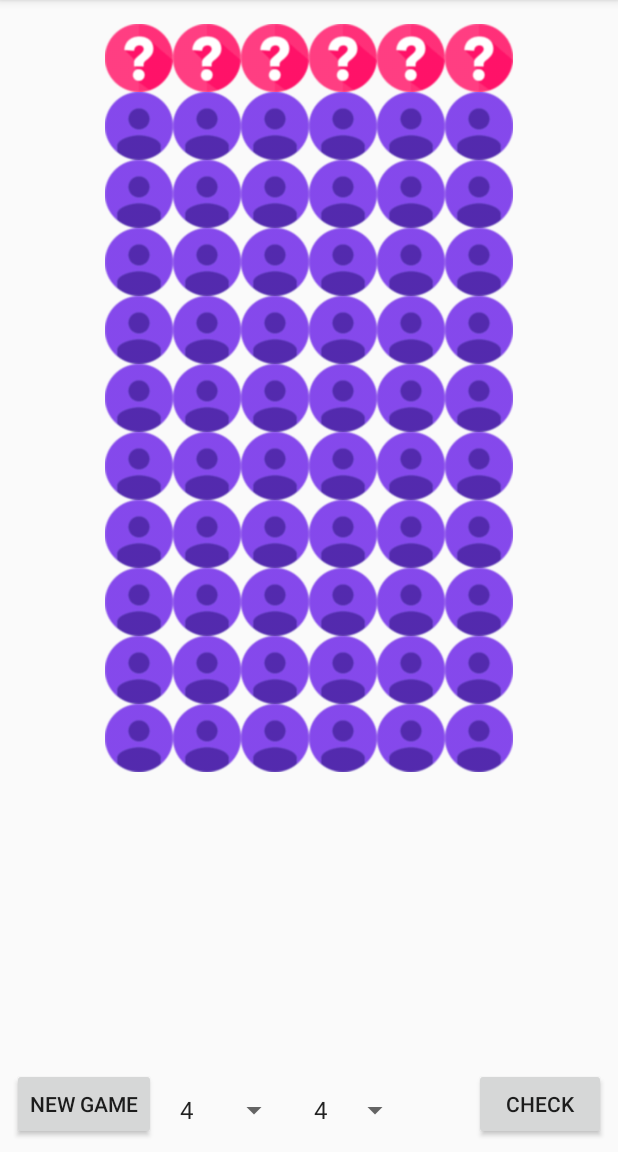
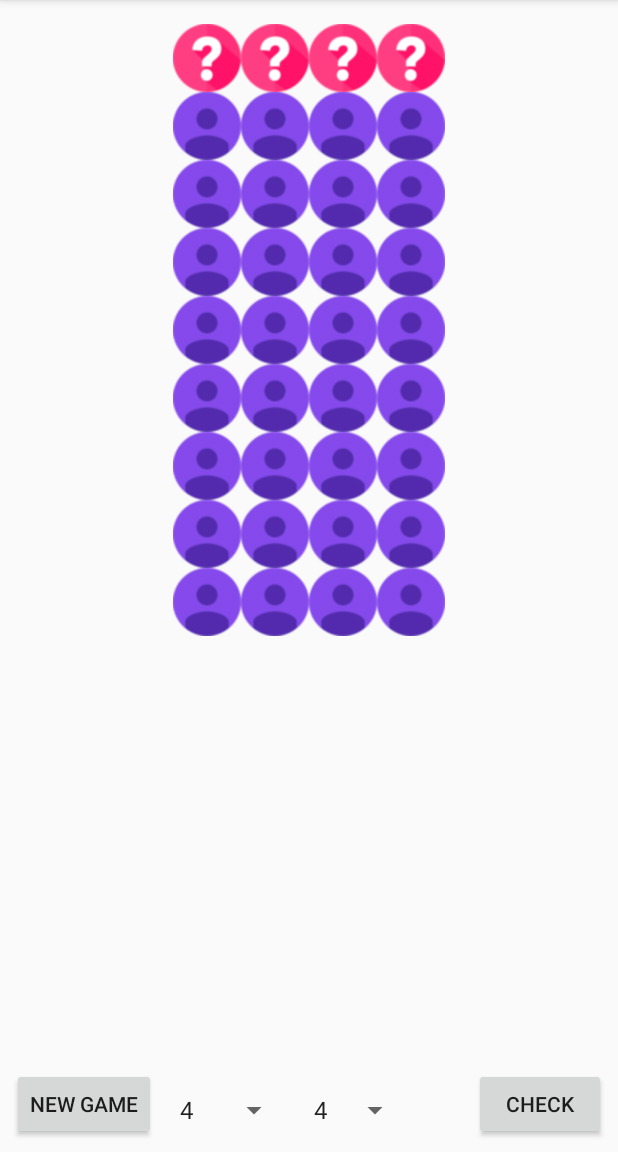
Before and after one commit to vangyyy/mastermind-android, an Android app: the screen it shows after launch (MainActivity), on a phone screen of 412 x 824 dp, the part 84-1236 px from its top. Run offline under Robolectric (Android 15) with nearby library versions, the phone set to English and light mode, and no system bars.

Commit message:
Updated project Migrated to AndroidX

```diff
--- a/app/src/main/AndroidManifest.xml
+++ b/app/src/main/AndroidManifest.xml
@@ -3,14 +3,16 @@
     package="com.vangor.mastermind">
 
     <application
-        android:allowBackup="true"
         android:icon="@mipmap/ic_launcher"
         android:label="@string/app_name"
         android:supportsRtl="true"
-        android:theme="@style/AppTheme">
+        android:theme="@style/AppTheme"
+        android:allowBackup="true"
+        android:fullBackupContent="true">
         <activity android:name=".MainActivity">
             <intent-filter>
                 <action android:name="android.intent.action.MAIN" />
+                <action android:name="android.intent.action.VIEW" />
 
                 <category android:name="android.intent.category.LAUNCHER" />
             </intent-filter>
--- a/app/src/main/java/com/vangor/mastermind/MainActivity.java
+++ b/app/src/main/java/com/vangor/mastermind/MainActivity.java
@@ -1,8 +1,5 @@
 package com.vangor.mastermind;
 
-import android.graphics.Bitmap;
-import android.graphics.drawable.BitmapDrawable;
-import android.support.v7.app.AppCompatActivity;
 import android.os.Bundle;
 import android.util.DisplayMetrics;
 import android.util.Log;
@@ -16,6 +13,8 @@ import android.widget.TableLayout;
 import android.widget.TableRow;
 import android.widget.Toast;
 
+import androidx.appcompat.app.AppCompatActivity;
+
 import com.vangor.mastermind.game.core.Ball;
 import com.vangor.mastermind.game.core.BallColor;
 import com.vangor.mastermind.game.core.Field;
@@ -23,11 +22,10 @@ import com.vangor.mastermind.game.core.GameState;
 
 public class MainActivity extends AppCompatActivity {
 
-    //TODO: inicializacia pola s [8,4]
-    private Field field = new Field(10, 6, false);
+	private Field field = new Field(8, 4, false);
 	private int rows = field.getRowCount();
 	private int cols = field.getColCount();
-    private ImageButton buttons[][] = new ImageButton[rows][cols];
+	private ImageButton[][] buttons = new ImageButton[rows][cols];
 
 	private Button btnNewGame;
 	private Button btnCheck;
@@ -43,16 +41,16 @@ public class MainActivity extends AppCompatActivity {
 
 		logging();
 
-        btnNewGame = (Button) findViewById(R.id.buttonNewGame);
-        btnCheck = (Button) findViewById(R.id.buttonCheck);
+		btnNewGame = findViewById(R.id.buttonNewGame);
+		btnCheck = findViewById(R.id.buttonCheck);
 
-        rowSpinner = (Spinner) findViewById(R.id.spinnerRow);
+		rowSpinner = findViewById(R.id.spinnerRow);
 		rowAdapter = ArrayAdapter.createFromResource(this,
 				R.array.rows_array, android.R.layout.simple_spinner_item);
 		rowAdapter.setDropDownViewResource(android.R.layout.simple_spinner_dropdown_item);
 		rowSpinner.setAdapter(rowAdapter);
 
-        columnSpinner = (Spinner) findViewById(R.id.spinnerColumn);
+		columnSpinner = findViewById(R.id.spinnerColumn);
 		columnAdapter = ArrayAdapter.createFromResource(this,
 				R.array.cols_array, android.R.layout.simple_spinner_item);
 		columnAdapter.setDropDownViewResource(android.R.layout.simple_spinner_dropdown_item);
@@ -93,7 +91,7 @@ public class MainActivity extends AppCompatActivity {
 	}
 
 	private void populateButtons() {
-        TableLayout table = (TableLayout) findViewById(R.id.tableForButtons);
+		TableLayout table = findViewById(R.id.tableForButtons);
 		table.removeAllViews();
 		for (int row = 0; row < rows; row++) {
 			//Create new tableRow
@@ -166,10 +164,8 @@ public class MainActivity extends AppCompatActivity {
 		getWindowManager().getDefaultDisplay().getMetrics(display);
 		int screenWidth = display.widthPixels;
 		int screenHeight = display.heightPixels;
-        int rows = screenHeight;
-        int cols = screenWidth;
 		DisplayMetrics metrics = getResources().getDisplayMetrics();
-        int densityDpi = (int)(metrics.density * 160f);
-        Log.d("screenSize", "Height: " + screenHeight + " ,width: " + screenWidth + " " + rows + " " + cols + " " + densityDpi);
+		int densityDpi = (int) (metrics.density * 160f);
+		Log.d("screenSize", "Height: " + screenHeight + " ,width: " + screenWidth + " " + screenHeight + " " + screenWidth + " " + densityDpi);
 	}
 }
--- a/app/src/main/res/layout/activity_main.xml
+++ b/app/src/main/res/layout/activity_main.xml
@@ -1,66 +1,65 @@
 <?xml version="1.0" encoding="utf-8"?>
-<android.support.constraint.ConstraintLayout xmlns:android="http://schemas.android.com/apk/res/android"
+<androidx.constraintlayout.widget.ConstraintLayout xmlns:android="http://schemas.android.com/apk/res/android"
     xmlns:app="http://schemas.android.com/apk/res-auto"
     xmlns:tools="http://schemas.android.com/tools"
+    android:id="@+id/mainLayout"
     android:layout_width="match_parent"
     android:layout_height="match_parent"
-    tools:context="com.vangor.mastermind.MainActivity"
-    android:id="@+id/mainLayout">
+    tools:context="com.vangor.mastermind.MainActivity">
 
     <Button
         android:id="@+id/buttonNewGame"
         android:layout_width="wrap_content"
         android:layout_height="wrap_content"
+        android:layout_marginStart="8dp"
+        android:layout_marginBottom="8dp"
         android:text="@string/new_game"
         app:layout_constraintBottom_toBottomOf="parent"
-        app:layout_constraintLeft_toLeftOf="parent"
-        android:layout_marginBottom="8dp"
-        android:layout_marginStart="8dp"/>
+        app:layout_constraintLeft_toLeftOf="parent" />
 
     <Button
         android:id="@+id/buttonCheck"
         android:layout_width="wrap_content"
         android:layout_height="wrap_content"
+        android:layout_marginEnd="8dp"
+        android:layout_marginBottom="8dp"
         android:text="@string/check"
-        app:layout_constraintRight_toRightOf="parent"
         app:layout_constraintBottom_toBottomOf="parent"
-        android:layout_marginBottom="8dp"
-        android:layout_marginEnd="8dp"/>
+        app:layout_constraintRight_toRightOf="parent" />
 
     <Spinner
         android:id="@+id/spinnerRow"
         android:layout_width="wrap_content"
         android:layout_height="wrap_content"
-        app:layout_constraintLeft_toRightOf="@+id/buttonNewGame"
+        android:layout_marginStart="8dp"
+        android:layout_marginEnd="24dp"
+        android:layout_marginBottom="16dp"
         app:layout_constraintBottom_toBottomOf="parent"
-        android:layout_marginStart="8dp"
-        android:layout_marginBottom="16dp"
-        android:layout_marginEnd="24dp"/>
+        app:layout_constraintLeft_toRightOf="@+id/buttonNewGame" />
 
     <Spinner
         android:id="@+id/spinnerColumn"
         android:layout_width="wrap_content"
         android:layout_height="wrap_content"
-        app:layout_constraintBottom_toBottomOf="parent"
+        android:layout_marginStart="8dp"
         android:layout_marginEnd="8dp"
         android:layout_marginBottom="16dp"
-        app:layout_constraintLeft_toRightOf="@+id/spinnerRow"
-        android:layout_marginStart="8dp"/>
+        app:layout_constraintBottom_toBottomOf="parent"
+        app:layout_constraintLeft_toRightOf="@+id/spinnerRow" />
 
     <TableLayout
         android:id="@+id/tableForButtons"
         android:layout_width="wrap_content"
         android:layout_height="wrap_content"
+        android:layout_marginLeft="8dp"
+        android:layout_marginTop="16dp"
+        android:layout_marginRight="8dp"
         android:layout_marginBottom="8dp"
-        android:layout_marginLeft="8dp"
-        android:layout_marginRight="8dp"
-        android:layout_marginTop="16dp"
         app:layout_constraintBottom_toBottomOf="parent"
+        app:layout_constraintHorizontal_bias="0.5"
         app:layout_constraintLeft_toLeftOf="parent"
         app:layout_constraintRight_toRightOf="parent"
         app:layout_constraintTop_toTopOf="parent"
-        app:layout_constraintVertical_bias="0.0"
-        app:layout_constraintHorizontal_bias="0.5" />
+        app:layout_constraintVertical_bias="0.0" />
 
-
-</android.support.constraint.ConstraintLayout>
+</androidx.constraintlayout.widget.ConstraintLayout>
--- a/build.gradle
+++ b/build.gradle
@@ -3,9 +3,10 @@
 buildscript {
     repositories {
         jcenter()
+        google()
     }
     dependencies {
-        classpath 'com.android.tools.build:gradle:2.3.3'
+        classpath 'com.android.tools.build:gradle:3.4.2'
 
         // NOTE: Do not place your application dependencies here; they belong
         // in the individual module build.gradle files
@@ -15,6 +16,7 @@ buildscript {
 allprojects {
     repositories {
         jcenter()
+        google()
     }
 }
 
--- a/gradle.properties
+++ b/gradle.properties
@@ -9,6 +9,8 @@
 
 # Specifies the JVM arguments used for the daemon process.
 # The setting is particularly useful for tweaking memory settings.
+android.enableJetifier=true
+android.useAndroidX=true
 org.gradle.jvmargs=-Xmx1536m
 
 # When configured, Gradle will run in incubating parallel mode.
```
Also changed, not shown: app/build.gradle (+9 -9 lines), gradle/wrapper/gradle-wrapper.properties, 2 other files. Lines whose indentation alone changed are shown as unchanged.
